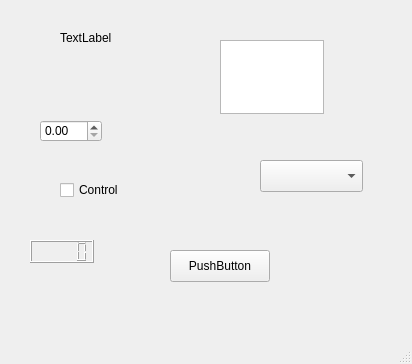
northriv/KAME, file kame/script/formpytestdriver.ui: the form before one commit.
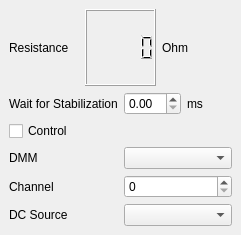
The form after the commit.

The edit to the form file:
```diff
--- a/kame/script/formpytestdriver.ui
+++ b/kame/script/formpytestdriver.ui
@@ -6,105 +6,115 @@
    <rect>
     <x>0</x>
     <y>0</y>
-    <width>412</width>
-    <height>364</height>
+    <width>241</width>
+    <height>235</height>
    </rect>
   </property>
   <property name="windowTitle">
    <string>MainWindow</string>
   </property>
   <widget class="QWidget" name="centralwidget">
-   <widget class="QPushButton" name="pushButton">
-    <property name="geometry">
-     <rect>
-      <x>170</x>
-      <y>250</y>
-      <width>100</width>
-      <height>32</height>
-     </rect>
-    </property>
-    <property name="text">
-     <string>PushButton</string>
-    </property>
-   </widget>
-   <widget class="QComboBox" name="Driver1">
-    <property name="geometry">
-     <rect>
-      <x>260</x>
-      <y>160</y>
-      <width>103</width>
-      <height>32</height>
-     </rect>
-    </property>
-   </widget>
-   <widget class="QTextEdit" name="textEdit">
-    <property name="geometry">
-     <rect>
-      <x>220</x>
-      <y>40</y>
-      <width>104</width>
-      <height>74</height>
-     </rect>
-    </property>
-   </widget>
-   <widget class="QDoubleSpinBox" name="Wait">
-    <property name="geometry">
-     <rect>
-      <x>40</x>
-      <y>120</y>
-      <width>62</width>
-      <height>22</height>
-     </rect>
-    </property>
-   </widget>
-   <widget class="QLabel" name="label">
-    <property name="geometry">
-     <rect>
-      <x>60</x>
-      <y>30</y>
-      <width>58</width>
-      <height>16</height>
-     </rect>
-    </property>
-    <property name="text">
-     <string>TextLabel</string>
-    </property>
-   </widget>
-   <widget class="QLCDNumber" name="lcdResistance">
-    <property name="geometry">
-     <rect>
-      <x>30</x>
-      <y>240</y>
-      <width>64</width>
-      <height>23</height>
-     </rect>
-    </property>
-   </widget>
-   <widget class="QCheckBox" name="Control">
-    <property name="geometry">
-     <rect>
-      <x>60</x>
-      <y>180</y>
-      <width>85</width>
-      <height>20</height>
-     </rect>
-    </property>
-    <property name="text">
-     <string>Control</string>
-    </property>
-   </widget>
+   <layout class="QVBoxLayout" name="verticalLayout">
+    <item>
+     <layout class="QHBoxLayout" name="horizontalLayout">
+      <item>
+       <widget class="QLabel" name="label">
+        <property name="text">
+         <string>Resistance</string>
+        </property>
+       </widget>
+      </item>
+      <item>
+       <widget class="QLCDNumber" name="lcdResistance">
+        <property name="sizePolicy">
+         <sizepolicy hsizetype="Minimum" vsizetype="Expanding">
+          <horstretch>0</horstretch>
+          <verstretch>0</verstretch>
+         </sizepolicy>
+        </property>
+       </widget>
+      </item>
+      <item>
+       <widget class="QLabel" name="label_2">
+        <property name="text">
+         <string>Ohm</string>
+        </property>
+       </widget>
+      </item>
+     </layout>
+    </item>
+    <item>
+     <layout class="QHBoxLayout" name="horizontalLayout_2">
+      <item>
+       <widget class="QLabel" name="label_3">
+        <property name="text">
+         <string>Wait for Stabilization</string>
+        </property>
+       </widget>
+      </item>
+      <item>
+       <widget class="QDoubleSpinBox" name="Wait"/>
+      </item>
+      <item>
+       <widget class="QLabel" name="label_4">
+        <property name="text">
+         <string>ms</string>
+        </property>
+       </widget>
+      </item>
+     </layout>
+    </item>
+    <item>
+     <widget class="QCheckBox" name="Control">
+      <property name="text">
+       <string>Control</string>
+      </property>
+     </widget>
+    </item>
+    <item>
+     <layout class="QGridLayout" name="gridLayout">
+      <item row="0" column="0">
+       <widget class="QLabel" name="label_6">
+        <property name="text">
+         <string>DMM</string>
+        </property>
+       </widget>
+      </item>
+      <item row="0" column="1">
+       <widget class="QComboBox" name="DMM"/>
+      </item>
+      <item row="1" column="0" colspan="2">
+       <layout class="QHBoxLayout" name="horizontalLayout_3">
+        <item>
+         <widget class="QLabel" name="label_5">
+          <property name="text">
+           <string>Channel</string>
+          </property>
+         </widget>
+        </item>
+        <item>
+         <widget class="QSpinBox" name="DMMChannel"/>
+        </item>
+       </layout>
+      </item>
+     </layout>
+    </item>
+    <item>
+     <layout class="QHBoxLayout" name="horizontalLayout_4">
+      <item>
+       <widget class="QLabel" name="label_7">
+        <property name="text">
+         <string>DC Source</string>
+        </property>
+       </widget>
+      </item>
+      <item>
+       <widget class="QComboBox" name="DCSource"/>
+      </item>
+     </layout>
+    </item>
+   </layout>
   </widget>
-  <widget class="QMenuBar" name="menubar">
-   <property name="geometry">
-    <rect>
-     <x>0</x>
-     <y>0</y>
-     <width>412</width>
-     <height>38</height>
-    </rect>
-   </property>
-  </widget>
-  <widget class="QStatusBar" name="statusbar"/>
  </widget>
  <resources/>
  <connections/>
```
Left out of the diff: 2 changed lines with no effect on the pictures.
